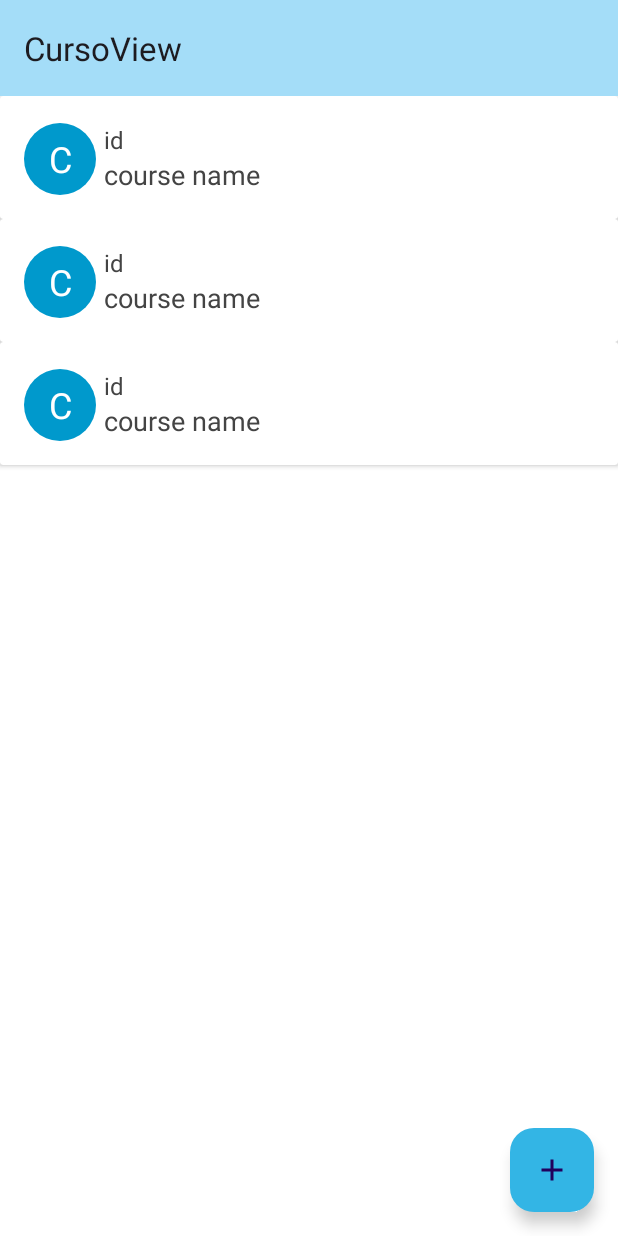
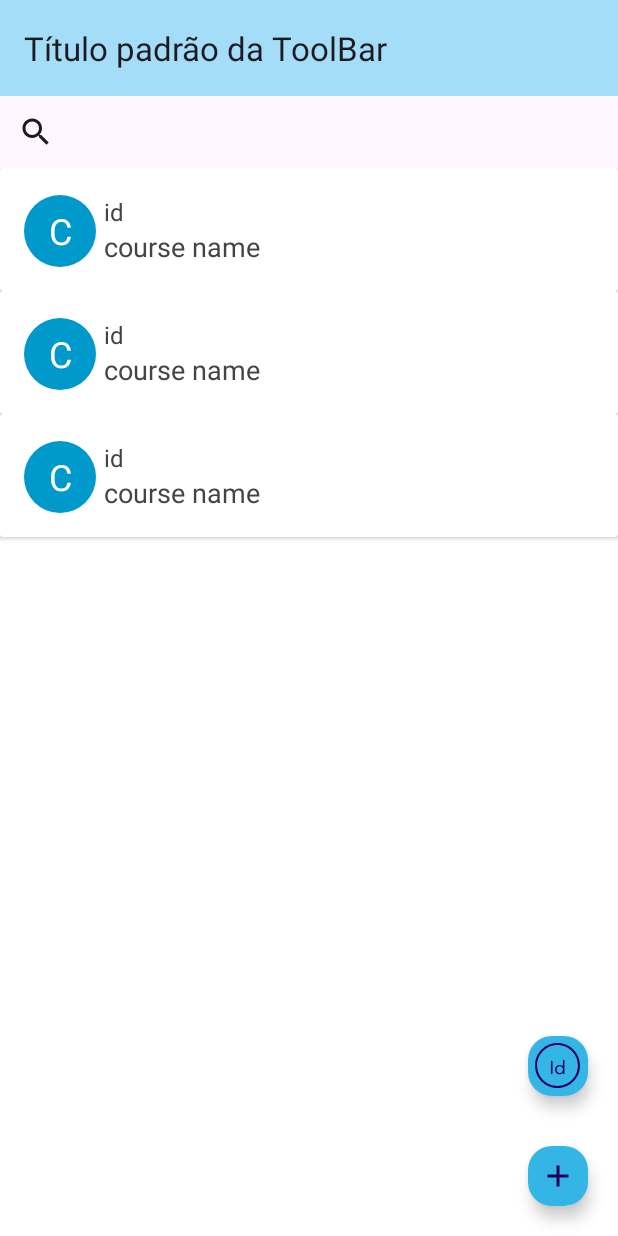
Before and after one commit to deepdevsg5/Allocation_App, an Android app: the layout activity_list_fields.xml on its own in the app's theme, with its tools: preview values and no code run, on a phone screen of 412 x 824 dp. Run offline under Robolectric (Android 15) with nearby library versions, the phone set to English and light mode, and no system bars.

Commit message:
Implementation of FindById and SearchView Framework

```diff
--- a/app/build.gradle.kts
+++ b/app/build.gradle.kts
@@ -37,6 +37,8 @@ android {
 
 dependencies {
 
+
+    implementation ("com.github.Ferfalk:SimpleSearchView:0.2.0")
     implementation("com.squareup.retrofit2:retrofit:2.9.0")
     implementation("com.squareup.retrofit2:converter-gson:2.9.0")
     implementation("androidx.core:core-ktx:1.9.0")
--- /dev/null
+++ b/app/src/main/res/drawable/idfileinacircleoutline_80687.xml
@@ -0,0 +1,15 @@
+<vector xmlns:android="http://schemas.android.com/apk/res/android"
+    android:width="900dp"
+    android:height="900dp"
+    android:viewportWidth="612"
+    android:viewportHeight="612">
+  <path
+      android:fillColor="#FF000000"
+      android:pathData="M216.63,247.92c0,-4.46 3.66,-8.09 8.11,-8.09h5.4c4.46,0 8.09,3.66 8.09,8.09v165.88c0,4.46 -3.66,8.09 -8.09,8.09h-5.43c-4.46,0 -8.12,-3.66 -8.12,-8.09V247.92H216.63z"/>
+  <path
+      android:fillColor="#FF000000"
+      android:pathData="M379.91,408.66c0,-4.46 -0.11,-8.09 -0.26,-8.09s-2.49,2.89 -5.2,6.43c0,0 -4.8,6.23 -12.94,10.94s-17.6,7.09 -28.4,7.09c-8.4,0 -16.29,-1.6 -23.66,-4.77c-7.37,-3.17 -13.74,-7.6 -19.17,-13.23c-5.37,-5.66 -9.63,-12.35 -12.72,-20.06c-3.09,-7.72 -4.63,-16.12 -4.63,-25.2s1.54,-17.49 4.63,-25.2c3.09,-7.72 7.37,-14.4 12.86,-20.06c5.46,-5.66 12.12,-10.09 19.92,-13.23c7.8,-3.17 16.4,-4.77 25.83,-4.77c8.77,0 16.77,1.8 24.06,5.4c7.29,3.6 13.37,9.52 13.37,9.52c3.2,3.12 5.92,5.66 6.06,5.66s0.26,-3.66 0.26,-8.09v-75.41c0,-4.46 3.66,-8.09 8.09,-8.09h3.86c4.46,0 8.09,3.66 8.09,8.09v178.23c0,4.46 -3.66,8.09 -8.09,8.09h-3.86c-4.46,0 -8.09,-3.66 -8.09,-8.09V408.66L379.91,408.66zM379.91,361.74c0,-6.34 -0.97,-12.23 -2.97,-17.63s-4.86,-10.12 -8.63,-14.15c-3.77,-4.03 -8.26,-7.2 -13.52,-9.52c-5.23,-2.32 -11.09,-3.49 -17.6,-3.49c-6.52,0 -12.4,1.17 -17.6,3.49c-5.26,2.31 -9.74,5.49 -13.52,9.52c-3.77,4.03 -6.63,8.74 -8.63,14.15c-1.94,5.4 -2.97,11.29 -2.97,17.63s1,12.2 2.97,17.63c1.97,5.4 4.86,10.12 8.63,14.15c3.77,4.03 8.26,7.2 13.52,9.52c5.23,2.31 11.11,3.48 17.6,3.48c6.54,0 12.4,-1.17 17.6,-3.48c5.26,-2.32 9.74,-5.49 13.52,-9.52c3.77,-4.03 6.63,-8.74 8.63,-14.15C378.94,373.94 379.91,368.08 379.91,361.74z"/>
+  <path
+      android:fillColor="#FF000000"
+      android:pathData="M305.99,612C137.25,612 0,474.72 0,306.01C0,137.28 137.25,0 305.99,0S612,137.28 612,306.01C612,474.72 474.7,612 305.99,612zM305.99,28.58c-152.96,0 -277.41,124.45 -277.41,277.44c0,152.96 124.45,277.41 277.41,277.41c152.99,0 277.44,-124.45 277.44,-277.41C583.42,153.02 458.95,28.58 305.99,28.58z"/>
+</vector>
--- a/app/src/main/res/layout/activity_curso_view.xml
+++ b/app/src/main/res/layout/activity_list_fields.xml
@@ -19,10 +19,17 @@
                 android:id="@+id/toolbar"
                 android:background="#a4ddf8"
                 android:theme="@style/ThemeOverlay.AppCompat.ActionBar"
-                app:title="CursoView"
+                app:title="Título padrão da ToolBar"
                 android:layout_height="wrap_content"
                 android:layout_width="match_parent">
             </androidx.appcompat.widget.Toolbar>
+
+            <androidx.appcompat.widget.SearchView
+                android:id="@+id/searchView"
+                android:layout_width="wrap_content"
+                android:layout_height="match_parent"
+                android:backgroundTint="@color/white"/>
+
 
     </com.google.android.material.appbar.AppBarLayout>
 
@@ -37,6 +44,21 @@
         app:layoutManager="androidx.recyclerview.widget.LinearLayoutManager"/>
 
     <com.google.android.material.floatingactionbutton.FloatingActionButton
+        android:id="@+id/fab_find"
+        android:layout_width="wrap_content"
+        android:layout_height="wrap_content"
+        android:layout_above="@id/fab_add"
+        android:layout_alignParentEnd="true"
+        android:layout_marginEnd="16dp"
+        android:layout_marginBottom="25dp"
+        android:clickable="true"
+        app:backgroundTint="@android:color/holo_blue_light"
+        app:rippleColor="@android:color/darker_gray"
+        app:srcCompat="@drawable/idfileinacircleoutline_80687"
+        app:maxImageSize="30dp"
+        app:fabCustomSize="40dp"/>
+
+    <com.google.android.material.floatingactionbutton.FloatingActionButton
         android:id="@+id/fab_add"
         android:layout_width="wrap_content"
         android:layout_height="wrap_content"
@@ -47,6 +69,7 @@
         android:clickable="true"
         app:srcCompat="@drawable/baseline_add_24"
         app:backgroundTint="@android:color/holo_blue_light"
-        app:rippleColor="@android:color/darker_gray"/>
+        app:rippleColor="@android:color/darker_gray"
+        app:fabCustomSize="40dp"/>
 
 </RelativeLayout>
--- a/app/src/main/res/layout/item_view.xml
+++ b/app/src/main/res/layout/item_view.xml
@@ -2,7 +2,7 @@
  <androidx.cardview.widget.CardView
     xmlns:android="http://schemas.android.com/apk/res/android"
     xmlns:tools="http://schemas.android.com/tools"
-    tools:showIn="@layout/activity_curso_view"
+    tools:showIn="@layout/activity_list_fields"
     android:layout_width="match_parent"
     android:layout_height="wrap_content"
     android:background="@drawable/card_view_bg">
--- a/settings.gradle.kts
+++ b/settings.gradle.kts
@@ -10,6 +10,7 @@ dependencyResolutionManagement {
     repositories {
         google()
         mavenCentral()
+        maven("https://jitpack.io")
     }
 }
 
```
Also changed, not shown: app/src/main/java/com/example/allocation_app/AdapterDefault.kt (+26 -9 lines), app/src/main/java/com/example/allocation_app/util/ScrollToLastPosition.kt (added, +17 -0 lines), app/src/main/java/com/example/allocation_app/views/CursoView.kt (+130 -26 lines), app/src/main/res/layout/layout_modal_find.xml (added, +31 -0 lines).
